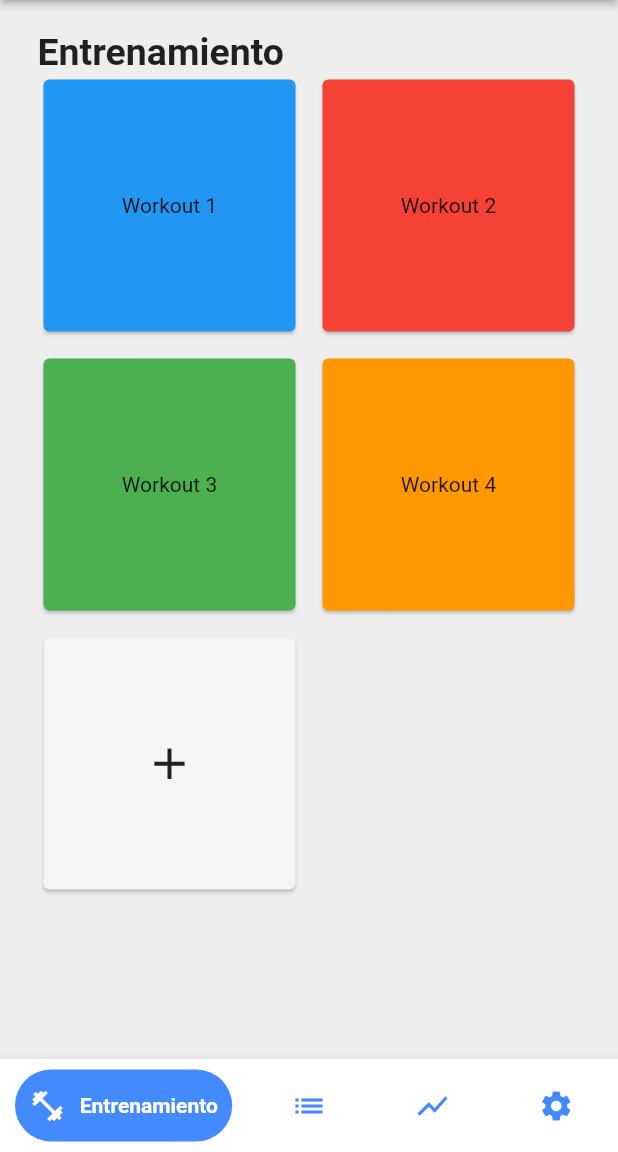
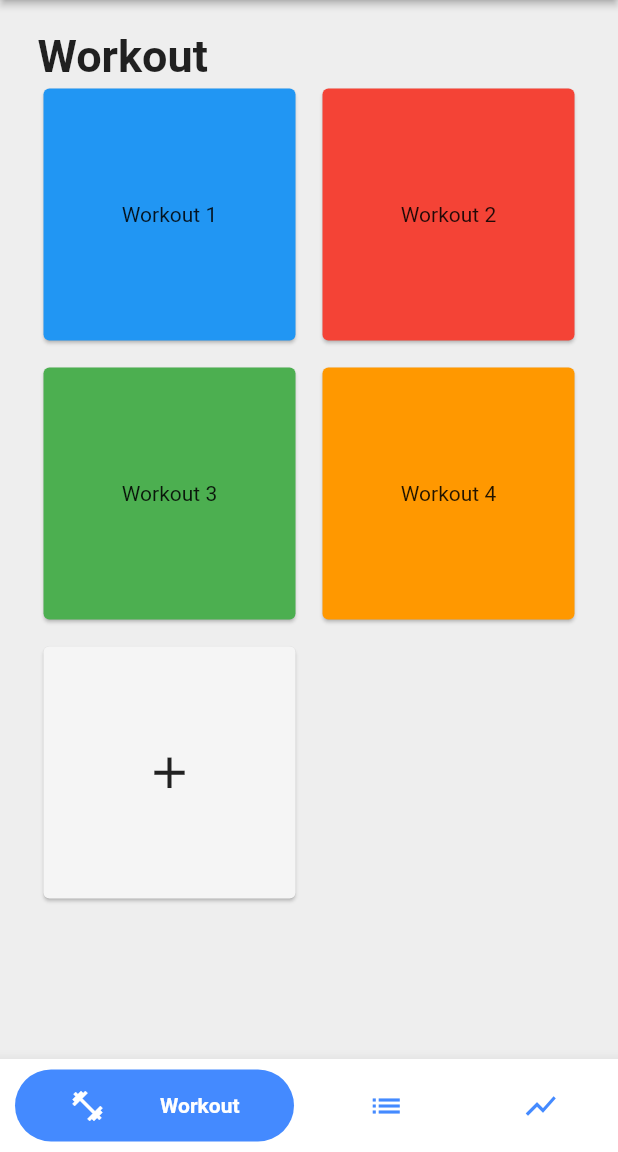
Before and after one commit to davidivad96/mygymbro, a Flutter app: the screen it shows after launch, on a phone screen of 412 x 824 dp, the part 84-1236 px from its top. Run offline on Flutter 3.47's test engine with Material 2 defaults, Android fonts, the light colour scheme and no system bars; drawn by our look-alikes of bubble_bottom_bar; our stand-ins replace syncfusion_flutter_charts; Roboto replaces fonts that are missing (Poppins).

Commit message:
- Remove internationalization by now (makes everything more complex). - Remove settings screen since it's no more necessary. - Use IndexedStack to make screens states persistent when moving from one tab to another.

```diff
--- a/lib/home.dart
+++ b/lib/home.dart
@@ -1,13 +1,10 @@
 import 'package:flutter/material.dart';
 
-import 'package:mygymbro/data/exercises.dart';
-import 'package:mygymbro/models/exercise.dart';
+import 'package:mygymbro/screens/exercises.dart';
+import 'package:mygymbro/screens/graphs.dart';
+import 'package:mygymbro/screens/workout.dart';
 import 'package:mygymbro/widgets/bottom_nav_bar.dart';
 import 'package:mygymbro/widgets/custom_app_bar.dart';
-import 'package:mygymbro/screens/exercises.dart';
-import 'package:mygymbro/screens/graphs.dart';
-import 'package:mygymbro/screens/settings.dart';
-import 'package:mygymbro/screens/workout.dart';
 
 class Home extends StatefulWidget {
   const Home({Key? key}) : super(key: key);
@@ -18,65 +15,11 @@ class Home extends StatefulWidget {
 
 class _HomeState extends State<Home> {
   int _currentIndex = 0;
-  // Exercises screen state
-  late List<Exercise> _exerciseList = [];
-  late List<Exercise> _filteredExerciseList = [];
-  late List<Exercise> _finalExerciseList = [];
-  late String _targetArea = "Any target";
-
-  @override
-  void initState() {
-    super.initState();
-    _currentIndex = 0;
-    _exerciseList = exercises;
-    _exerciseList.sort((a, b) => a.name.compareTo(b.name));
-    _finalExerciseList = _filteredExerciseList = _exerciseList;
-  }
-
-  _setTargetArea(String area) {
-    setState(() {
-      _targetArea = area;
-      _filteredExerciseList = _exerciseList
-          .where(
-            (Exercise exercise) =>
-                exercise.targetArea == _targetArea ||
-                _targetArea == "Any target",
-          )
-          .toList();
-      _finalExerciseList = _filteredExerciseList;
-    });
-  }
-
-  _onSearchChanged(String query) {
-    setState(() {
-      _finalExerciseList = _filteredExerciseList
-          .where(
-            (Exercise exercise) =>
-                exercise.name.toLowerCase().contains(query.toLowerCase()),
-          )
-          .toList();
-    });
-  }
-
-  Widget getScreen() {
-    switch (_currentIndex) {
-      case 0:
-        return const Workout();
-      case 1:
-        return Exercises(
-          finalExerciseList: _finalExerciseList,
-          targetArea: _targetArea,
-          setTargetArea: _setTargetArea,
-          onSearchChanged: _onSearchChanged,
-        );
-      case 2:
-        return const Graphs();
-      case 3:
-        return const Settings();
-      default:
-        return const Workout();
-    }
-  }
+  final pages = [
+    const Workout(),
+    const Exercises(),
+    const Graphs(),
+  ];
 
   void _changePage(int? index) {
     setState(() {
@@ -90,7 +33,10 @@ class _HomeState extends State<Home> {
       appBar: const CustomAppBar(),
       body: Container(
         color: Theme.of(context).backgroundColor,
-        child: getScreen(),
+        child: IndexedStack(
+          index: _currentIndex,
+          children: pages,
+        ),
       ),
       bottomNavigationBar: BottomNavBar(
         currentIndex: _currentIndex,
--- a/lib/localization/app_localization.dart
+++ /dev/null
@@ -1,47 +0,0 @@
-import 'dart:convert';
-
-import 'package:flutter/material.dart';
-import 'package:flutter/services.dart';
-
-class AppLocalization {
-  final Locale locale;
-  late Map<String, String> _localizedValues;
-
-  AppLocalization(this.locale);
-
-  static AppLocalization of(BuildContext context) {
-    return Localizations.of<AppLocalization>(context, AppLocalization)!;
-  }
-
-  static const LocalizationsDelegate<AppLocalization> delegate =
-      _AppLocalizationDelegate();
-
-  Future load() async {
-    String jsonStringValues =
-        await rootBundle.loadString('lib/lang/${locale.languageCode}.json');
-    Map<String, dynamic> mappedJson = json.decode(jsonStringValues);
-    _localizedValues =
-        mappedJson.map((key, value) => MapEntry(key, value.toString()));
-  }
-
-  String getTranslatedValue(String key) {
-    return _localizedValues[key]!;
-  }
-}
-
-class _AppLocalizationDelegate extends LocalizationsDelegate<AppLocalization> {
-  const _AppLocalizationDelegate();
-
-  @override
-  bool isSupported(Locale locale) => ['en', 'es'].contains(locale.languageCode);
-
-  @override
-  Future<AppLocalization> load(Locale locale) async {
-    AppLocalization appLocalization = AppLocalization(locale);
-    await appLocalization.load();
-    return appLocalization;
-  }
-
-  @override
-  bool shouldReload(_AppLocalizationDelegate old) => false;
-}
--- a/lib/main.dart
+++ b/lib/main.dart
@@ -3,53 +3,18 @@
 // found in the LICENSE file.
 
 import 'package:flutter/material.dart';
-import 'package:flutter_localizations/flutter_localizations.dart';
 
 import 'package:mygymbro/home.dart';
-import 'package:mygymbro/localization/app_localization.dart';
-import 'package:mygymbro/models/language.dart';
-import 'package:mygymbro/utils/localization.dart';
 
 void main() {
   runApp(const MyApp());
 }
 
-class MyApp extends StatefulWidget {
-  const MyApp({super.key});
-
-  static void setLocale(BuildContext context, String locale) {
-    _MyAppState? state = context.findAncestorStateOfType<_MyAppState>();
-    state!.setLocale(locale);
-  }
-
-  @override
-  State<MyApp> createState() => _MyAppState();
-}
-
-class _MyAppState extends State<MyApp> {
-  Locale? _locale;
-
-  void setLocale(String locale) {
-    setState(() {
-      _locale = Locale(locale);
-    });
-  }
-
-  @override
-  void didChangeDependencies() {
-    getLocale().then((locale) {
-      setLocale(locale);
-    });
-    super.didChangeDependencies();
-  }
+class MyApp extends StatelessWidget {
+  const MyApp({Key? key}) : super(key: key);
 
   @override
   Widget build(BuildContext context) {
-    if (_locale == null) {
-      return const Center(
-        child: CircularProgressIndicator(),
-      );
-    }
     return MaterialApp(
       title: 'MyGymBro',
       theme: ThemeData(
@@ -59,24 +24,6 @@ class _MyAppState extends State<MyApp> {
         fontFamily: "Poppins",
       ),
       home: const Home(),
-      locale: _locale,
-      supportedLocales:
-          Language.languageList.map((element) => Locale(element.code)).toList(),
-      localizationsDelegates: const [
-        GlobalMaterialLocalizations.delegate,
-        GlobalWidgetsLocalizations.delegate,
-        GlobalCupertinoLocalizations.delegate,
-        AppLocalization.delegate,
-      ],
-      localeResolutionCallback: (deviceLocale, supportedLocales) {
-        for (var locale in supportedLocales) {
-          if (deviceLocale != null &&
-              locale.languageCode == deviceLocale.languageCode) {
-            return deviceLocale;
-          }
-        }
-        return supportedLocales.first;
-      },
     );
   }
 }
--- a/lib/models/language.dart
+++ /dev/null
@@ -1,13 +0,0 @@
-class Language {
-  final String name;
-  final String code;
-
-  Language(this.name, this.code);
-
-  static List<Language> languageList = [
-    Language("spanish", "es"),
-    Language("english", "en"),
-  ];
-
-  static Language defaultLanguage = languageList.first;
-}
--- a/lib/screens/profile.dart
+++ b/lib/screens/profile.dart
@@ -1,6 +1,4 @@
 import 'package:flutter/material.dart';
-
-import 'package:mygymbro/utils/localization.dart';
 
 class Profile extends StatelessWidget {
   const Profile({Key? key}) : super(key: key);
@@ -53,8 +51,8 @@ class Profile extends StatelessWidget {
                 Container(
                   margin: const EdgeInsets.only(top: 20.0),
                   child: ElevatedButton(
-                    child: Text(
-                      getTranslated(context, "edit_profile"),
+                    child: const Text(
+                      "Edit Profile",
                     ),
                     onPressed: () {},
                   ),
--- a/lib/screens/workout.dart
+++ b/lib/screens/workout.dart
@@ -1,6 +1,4 @@
 import 'package:flutter/material.dart';
-
-import 'package:mygymbro/utils/localization.dart';
 
 class Workout extends StatelessWidget {
   const Workout({Key? key}) : super(key: key);
@@ -14,10 +12,10 @@ class Workout extends StatelessWidget {
         mainAxisAlignment: MainAxisAlignment.start,
         crossAxisAlignment: CrossAxisAlignment.stretch,
         children: [
-          Text(
-            getTranslated(context, 'workout'),
-            style: const TextStyle(
-              fontSize: 25.0,
+          const Text(
+            "Workout",
+            style: TextStyle(
+              fontSize: 30.0,
               fontWeight: FontWeight.bold,
             ),
           ),
--- a/lib/utils/localization.dart
+++ /dev/null
@@ -1,25 +0,0 @@
-import 'package:flutter/material.dart';
-import 'package:shared_preferences/shared_preferences.dart';
-
-import 'package:mygymbro/localization/app_localization.dart';
-import 'package:mygymbro/models/language.dart';
-
-String getTranslated(BuildContext context, String key) {
-  return AppLocalization.of(context).getTranslatedValue(key);
-}
-
-const String locale = "locale";
-const String defaultLocale = "es";
-
-Future<String> getLocale() async {
-  SharedPreferences prefs = await SharedPreferences.getInstance();
-  return prefs.getString(locale) ?? defaultLocale;
-}
-
-Future<bool> setLocale(String languageCode) async {
-  SharedPreferences prefs = await SharedPreferences.getInstance();
-  return prefs.setString(locale, languageCode);
-}
-
-Language getLanguage(String languageCode) =>
-    Language.languageList.firstWhere((element) => element.code == languageCode);
--- a/lib/widgets/bottom_nav_bar.dart
+++ b/lib/widgets/bottom_nav_bar.dart
@@ -1,7 +1,5 @@
 import 'package:flutter/material.dart';
 import 'package:bubble_bottom_bar/bubble_bottom_bar.dart';
-
-import 'package:mygymbro/utils/localization.dart';
 
 class BottomNavBar extends StatefulWidget {
   final int currentIndex;
@@ -45,7 +43,7 @@ class _BottomNavBarState extends State<BottomNavBar> {
             color: Theme.of(context).highlightColor,
           ),
           title: Text(
-            getTranslated(context, "workout"),
+            "Workout",
             style: TextStyle(color: Theme.of(context).highlightColor),
           ),
         ),
@@ -60,7 +58,7 @@ class _BottomNavBarState extends State<BottomNavBar> {
             color: Theme.of(context).highlightColor,
           ),
           title: Text(
-            getTranslated(context, "exercises"),
+            "Exercises",
             style: TextStyle(color: Theme.of(context).highlightColor),
           ),
         ),
@@ -75,25 +73,10 @@ class _BottomNavBarState extends State<BottomNavBar> {
             color: Theme.of(context).highlightColor,
           ),
           title: Text(
-            getTranslated(context, "graphs"),
+            "Graphs",
             style: TextStyle(color: Theme.of(context).highlightColor),
           ),
         ),
-        BubbleBottomBarItem(
-          backgroundColor: Theme.of(context).primaryColor,
-          icon: Icon(
-            Icons.settings,
-            color: Theme.of(context).primaryColor,
-          ),
-          activeIcon: Icon(
-            Icons.settings,
-            color: Theme.of(context).highlightColor,
-          ),
-          title: Text(
-            getTranslated(context, "settings"),
-            style: TextStyle(color: Theme.of(context).highlightColor),
-          ),
-        )
       ],
     );
   }
```
Also changed, not shown: lib/lang/en.json (deleted, +0 -12 lines), lib/lang/es.json (deleted, +0 -12 lines), lib/screens/exercises.dart (+82 -102 lines), lib/screens/graphs.dart (+4 -6 lines), lib/screens/languages.dart (deleted, +0 -74 lines), lib/screens/settings.dart (deleted, +0 -91 lines), pubspec.yaml (+0 -8 lines), pubspec.lock, 3 other files.
